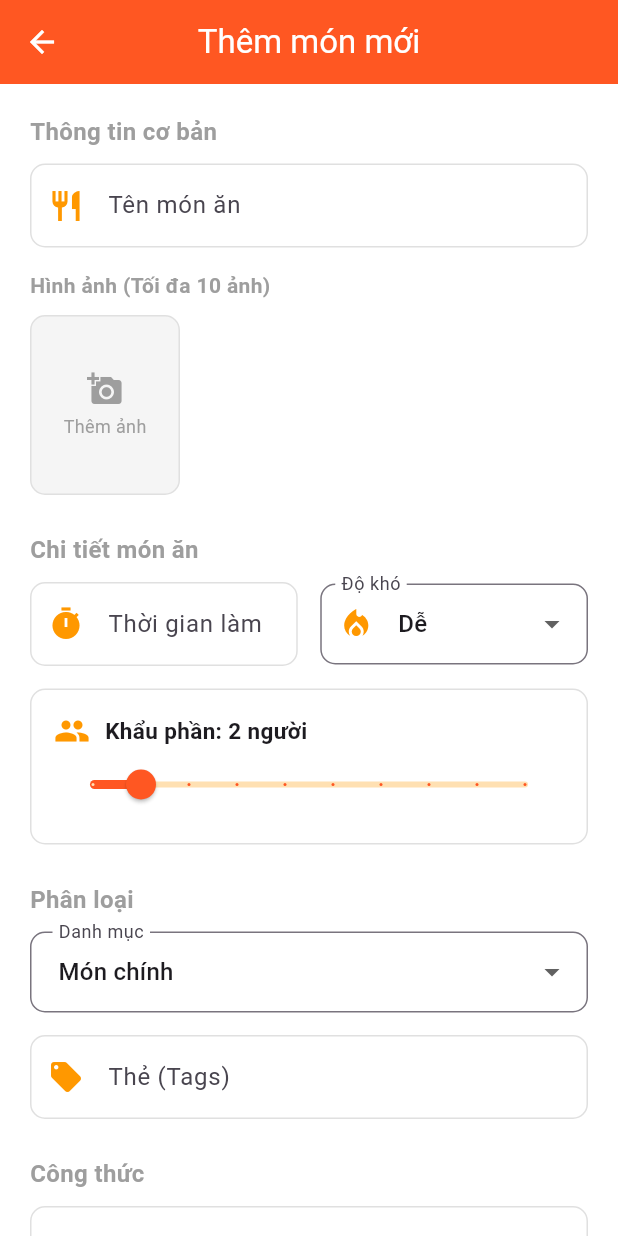
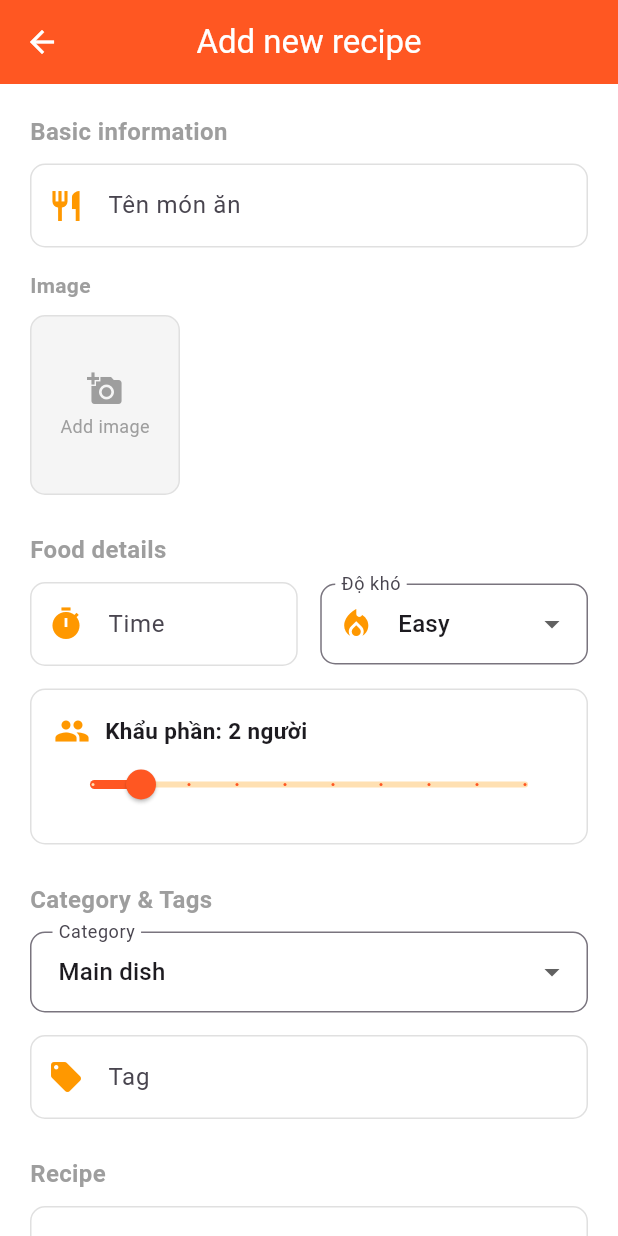
Before and after one commit to BLong1501/2025_2_LTTBDD_N02_Nhom_20, a Flutter app: the AddFoodScreen screen opened directly, on a phone screen of 412 x 824 dp. Run offline on Flutter 3.47's test engine with Material 3 defaults, Android fonts, the phone set to English and light mode, and no system bars; our stand-ins replace cloud_firestore, easy_localization, firebase_auth, firebase_core, firebase_storage, fl_chart and 2 more; accounts and stored records are empty.

Commit message:
cai english

```diff
--- a/lib/models/food_model.dart
+++ b/lib/models/food_model.dart
@@ -1,4 +1,5 @@
 import 'package:cloud_firestore/cloud_firestore.dart';
+import 'package:easy_localization/easy_localization.dart';
 
 class FoodModel {
   final String id;
@@ -70,9 +71,9 @@ class FoodModel {
       isApproved: data['isApproved'] ?? true,
 
       // --- BỔ SUNG 3 TRƯỜNG MỚI VÀO ĐÂY ---
-      time: data['time'] ?? '15 phút',
-      servings: data['servings'] ?? '2 người',
-      difficulty: data['difficulty'] ?? 'Dễ',
+      time: data['time'] ?? '15'+" minutes".tr(),
+      servings: data['servings'] ?? '2'+" people".tr(),
+      difficulty: data['difficulty'] ?? 'Easy'.tr(),
       isFeatured: data['isFeatured'] ?? false,
     );
   }
--- a/lib/view/admin/admin_add_recipe_screen.dart
+++ b/lib/view/admin/admin_add_recipe_screen.dart
@@ -1,4 +1,5 @@
 import 'dart:io';
+import 'package:easy_localization/easy_localization.dart';
 import 'package:flutter/material.dart';
 import 'package:cloud_firestore/cloud_firestore.dart';
 import 'package:firebase_auth/firebase_auth.dart';
@@ -24,7 +25,7 @@ class _AdminAddRecipeScreenState extends State<AdminAddRecipeScreen> {
   final TextEditingController _ingredientsController = TextEditingController();
   final TextEditingController _instructionsController = TextEditingController();
 
-  String _selectedDifficulty = 'Trung bình'; // Mặc định
+  String _selectedDifficulty = 'medium'.tr(); // Mặc định
   File? _imageFile;
   bool _isLoading = false;
 
@@ -106,7 +107,7 @@ class _AdminAddRecipeScreenState extends State<AdminAddRecipeScreen> {
     return Scaffold(
       backgroundColor: Colors.white,
       appBar: AppBar(
-        title: const Text("Thêm Công Thức Mới"),
+        title:  Text("add_recipe".tr()),
         backgroundColor: Colors.orange,
         foregroundColor: Colors.white,
       ),
@@ -136,12 +137,12 @@ class _AdminAddRecipeScreenState extends State<AdminAddRecipeScreen> {
                                   borderRadius: BorderRadius.circular(15),
                                   child: Image.file(_imageFile!, fit: BoxFit.cover),
                                 )
-                              : const Column(
+                              :  Column(
                                   mainAxisAlignment: MainAxisAlignment.center,
                                   children: [
                                     Icon(Icons.add_a_photo, size: 50, color: Colors.grey),
                                     SizedBox(height: 10),
-                                    Text("Bấm để tải ảnh lên", style: TextStyle(color: Colors.grey)),
+                                    Text("select_image".tr(), style: TextStyle(color: Colors.grey)),
                                   ],
                                 ),
                         ),
@@ -150,18 +151,18 @@ class _AdminAddRecipeScreenState extends State<AdminAddRecipeScreen> {
                     const SizedBox(height: 20),
 
                     // --- CÁC TRƯỜNG NHẬP LIỆU ---
-                    _buildTextField("Tên món ăn", _titleController, "VD: Sườn xào chua ngọt", maxLines: 1),
+                    _buildTextField("food_name".tr(), _titleController, "VD: Sườn xào chua ngọt", maxLines: 1),
 
                     Row(
                       children: [
-                        Expanded(child: _buildTextField("Thời gian", _timeController, "VD: 30 phút", maxLines: 1)),
+                        Expanded(child: _buildTextField("time".tr(), _timeController, "VD: 30 phút", maxLines: 1)),
                         const SizedBox(width: 15),
-                        Expanded(child: _buildTextField("Khẩu phần", _servingsController, "VD: 2 người", maxLines: 1)),
+                        Expanded(child: _buildTextField("servings".tr(), _servingsController, "VD: 2 người", maxLines: 1)),
                       ],
                     ),
 
                     const SizedBox(height: 15),
-                    const Text("Độ khó", style: TextStyle(fontWeight: FontWeight.bold, fontSize: 16)),
+                     Text("level".tr(), style: TextStyle(fontWeight: FontWeight.bold, fontSize: 16)),
                     const SizedBox(height: 5),
                     DropdownButtonFormField<String>(
                       value: _selectedDifficulty,
@@ -169,7 +170,7 @@ class _AdminAddRecipeScreenState extends State<AdminAddRecipeScreen> {
                         border: OutlineInputBorder(borderRadius: BorderRadius.circular(10)),
                         contentPadding: const EdgeInsets.symmetric(horizontal: 15, vertical: 10),
                       ),
-                      items: ['Dễ', 'Trung bình', 'Khó'].map((String value) {
+                      items: ['easy'.tr(), 'medium'.tr(), 'hard'.tr()].map((String value) {
                         return DropdownMenuItem<String>(value: value, child: Text(value));
                       }).toList(),
                       onChanged: (newValue) {
@@ -178,13 +179,13 @@ class _AdminAddRecipeScreenState extends State<AdminAddRecipeScreen> {
                     ),
 
                     const SizedBox(height: 15),
-                    _buildTextField("Danh mục (Thể loại)", _categoryController, "VD: Món mặn, Tráng miệng...", maxLines: 1),
+                    _buildTextField("category_and_tags".tr(), _categoryController, "VD: Món mặn, Tráng miệng...", maxLines: 1),
 
                     const SizedBox(height: 15),
-                    _buildTextField("Nguyên liệu (Cách nhau bằng dấu phẩy)", _ingredientsController, "VD: 500g sườn non, 2 quả cà chua, 1 củ tỏi...", maxLines: 3),
+                    _buildTextField("ingredients".tr(), _ingredientsController, "VD: 500g sườn non, 2 quả cà chua, 1 củ tỏi...", maxLines: 3),
 
                     const SizedBox(height: 15),
-                    _buildTextField("Hướng dẫn cách làm", _instructionsController, "Bước 1: Rửa sạch sườn...\nBước 2: Chiên sườn...", maxLines: 6),
+                    _buildTextField("instructions".tr(), _instructionsController, "Bước 1: Rửa sạch sườn...\nBước 2: Chiên sườn...", maxLines: 6),
 
                     const SizedBox(height: 30),
 
@@ -198,7 +199,7 @@ class _AdminAddRecipeScreenState extends State<AdminAddRecipeScreen> {
                           shape: RoundedRectangleBorder(borderRadius: BorderRadius.circular(15)),
                         ),
                         onPressed: _saveRecipe,
-                        child: const Text("LƯU CÔNG THỨC", style: TextStyle(fontSize: 18, fontWeight: FontWeight.bold, color: Colors.white)),
+                        child:  Text("save".tr(), style: TextStyle(fontSize: 18, fontWeight: FontWeight.bold, color: Colors.white)),
                       ),
                     ),
                     const SizedBox(height: 40),
--- a/lib/view/admin/manage_foods_screen.dart
+++ b/lib/view/admin/manage_foods_screen.dart
@@ -1,3 +1,4 @@
+import 'package:easy_localization/easy_localization.dart';
 import 'package:flutter/material.dart';
 import 'package:cloud_firestore/cloud_firestore.dart';
 import '../../models/food_model.dart';
@@ -12,7 +13,7 @@ class ManageFoodsScreen extends StatelessWidget {
     return Scaffold(
       backgroundColor: const Color(0xFFF5F6FA), // Màu nền xám nhạt cho app Admin
       appBar: AppBar(
-        title: const Text("Quản lý công thức Admin", style: TextStyle(fontWeight: FontWeight.bold)),
+        title:  Text("admin_manage_recipes".tr(), style: TextStyle(fontWeight: FontWeight.bold)),
         backgroundColor: Colors.deepPurple, // Màu tím đặc trưng cho Admin
         foregroundColor: Colors.white,
         elevation: 0,
@@ -95,13 +96,13 @@ class ManageFoodsScreen extends StatelessWidget {
                             Container(
                               padding: const EdgeInsets.symmetric(horizontal: 6, vertical: 2),
                               decoration: BoxDecoration(color: Colors.green[100], borderRadius: BorderRadius.circular(4)),
-                              child: Text("Đã duyệt", style: TextStyle(color: Colors.green[800], fontSize: 11)),
+                              child: Text("approved".tr(), style: TextStyle(color: Colors.green[800], fontSize: 11)),
                             ),
                             const SizedBox(width: 8),
                             Container(
                               padding: const EdgeInsets.symmetric(horizontal: 6, vertical: 2),
                               decoration: BoxDecoration(color: Colors.orange[100], borderRadius: BorderRadius.circular(4)),
-                              child: Text(food.difficulty, style: TextStyle(color: Colors.orange[800], fontSize: 11)),
+                              child: Text("level".tr(), style: TextStyle(color: Colors.orange[800], fontSize: 11)),
                             ),
                           ],
                         )
@@ -134,7 +135,7 @@ class ManageFoodsScreen extends StatelessWidget {
         backgroundColor: Colors.deepPurple,
         foregroundColor: Colors.white,
         icon: const Icon(Icons.add),
-        label: const Text("Thêm món"),
+        label: Text("add_recipe".tr()),
       ),
     );
   }
@@ -144,12 +145,12 @@ class ManageFoodsScreen extends StatelessWidget {
     showDialog(
       context: context,
       builder: (context) => AlertDialog(
-        title: const Text("Xóa công thức"),
+        title:  Text("delete_recipe".tr()),
         content: const Text("Bạn có chắc chắn muốn xóa món ăn này khỏi hệ thống không?"),
         actions: [
           TextButton(
             onPressed: () => Navigator.pop(context),
-            child: const Text("Hủy", style: TextStyle(color: Colors.grey)),
+            child:  Text("cancel".tr(), style: TextStyle(color: Colors.grey)),
           ),
           ElevatedButton(
             style: ElevatedButton.styleFrom(backgroundColor: Colors.red),
@@ -159,7 +160,7 @@ class ManageFoodsScreen extends StatelessWidget {
               Navigator.pop(context);
               ScaffoldMessenger.of(context).showSnackBar(const SnackBar(content: Text("Đã xóa món ăn!")));
             },
-            child: const Text("Xóa", style: TextStyle(color: Colors.white)),
+            child:  Text("delete".tr(), style: TextStyle(color: Colors.white)),
           ),
         ],
       ),
--- a/lib/view/community/community_screen.dart
+++ b/lib/view/community/community_screen.dart
@@ -3,6 +3,7 @@ import 'package:btl_ltdd/view/home/meal_plan_screen.dart';
 import 'package:btl_ltdd/view/profile/profile_screen.dart';
 import 'package:btl_ltdd/view/profile/public_profile.dart';
 import 'package:cloud_firestore/cloud_firestore.dart'; // Cần import để lấy info user
+import 'package:easy_localization/easy_localization.dart';
 import 'package:flutter/material.dart';
 import 'package:firebase_auth/firebase_auth.dart';
 import '../../models/food_model.dart';
@@ -130,9 +131,9 @@ class _CommunityScreenState extends State<CommunityScreen> {
                     color: Colors.black87,
                     borderRadius: BorderRadius.circular(20),
                   ),
-                  child: const Row(
+                  child:  Row(
                     children: [
-                      Text("Xem công thức", style: TextStyle(color: Colors.white, fontWeight: FontWeight.bold, fontSize: 12)),
+                      Text("show_recipe".tr(), style: TextStyle(color: Colors.white, fontWeight: FontWeight.bold, fontSize: 12)),
                       SizedBox(width: 4),
                       Icon(Icons.bookmark_border, color: Colors.white, size: 16),
                     ],
@@ -151,7 +152,7 @@ class _CommunityScreenState extends State<CommunityScreen> {
             children: [
               if (food.likedBy.isNotEmpty)
                 Text(
-                  "${food.likedBy.length} lượt thích",
+                  "${food.likedBy.length} " "likes".tr(), // Hiển thị số lượng like
                   style: const TextStyle(fontWeight: FontWeight.bold),
                 ),
               const SizedBox(height: 5),
@@ -159,7 +160,7 @@ class _CommunityScreenState extends State<CommunityScreen> {
                 text: TextSpan(
                   style: const TextStyle(color: Colors.black, fontSize: 14),
                   children: [
-                    const TextSpan(text: "Mô tả: ", style: TextStyle(fontWeight: FontWeight.bold)),
+                     TextSpan(text: "describe".tr() + ": ", style: TextStyle(fontWeight: FontWeight.bold)),
                     TextSpan(
                       text: food.note.isNotEmpty ? food.note : food.title,
                       style: const TextStyle(height: 1.4),
--- a/lib/view/food/add_food_screen.dart
+++ b/lib/view/food/add_food_screen.dart
@@ -33,19 +33,19 @@ class _AddFoodScreenState extends State<AddFoodScreen> {
   // Variables
   bool _isLoading = false;
   bool _isShared = true;
-  String _selectedCategory = 'Món chính';
+  String _selectedCategory = 'main_dish'.tr();
 
   // --- MỚI: Variables cho Khẩu phần và Độ khó
   double _servings = 2.0; // Số người mặc định (2 người)
-  String _selectedDifficulty = 'Dễ';
-  final List<String> _difficulties = ['Dễ', 'Trung bình', 'Khó'];
+  String _selectedDifficulty = 'easy'.tr();
+  final List<String> _difficulties = ['easy'.tr(), 'medium'.tr(), 'hard'.tr()];
 
   // Quản lý ảnh
   final ImagePicker _picker = ImagePicker();
   List<File> _selectedImages = [];
 
   final List<String> _categories = [
-    'Món chính', 'Ăn sáng', 'Ăn vặt', 'Tráng miệng', 'Healthy', 'Đồ uống'
+    'main_dish'.tr(), 'breakfast'.tr(), 'snack'.tr(), 'dessert'.tr(), 'healthy'.tr(), 'beverage'.tr()
   ];
 
   @override
@@ -150,7 +150,7 @@ class _AddFoodScreenState extends State<AddFoodScreen> {
         isApproved: true,
         // --- TRUYỀN DỮ LIỆU MỚI VÀO MODEL ---
         time: _timeController.text.trim().isNotEmpty ? _timeController.text.trim() : "15 phút", // Mặc định nếu trống
-        servings: "${_servings.toInt()} người",
+        servings: "${_servings.toInt()} ${"people".tr()}", // Hiển thị số người
         difficulty: _selectedDifficulty,
       );
 
@@ -178,7 +178,7 @@ class _AddFoodScreenState extends State<AddFoodScreen> {
     return Scaffold(
       backgroundColor: Colors.white,
       appBar: AppBar(
-        title: const Text("Thêm món mới"),
+        title:  Text("add_recipe".tr()),
         backgroundColor: Colors.deepOrange,
         foregroundColor: Colors.white,
         elevation: 0,
@@ -190,7 +190,7 @@ class _AddFoodScreenState extends State<AddFoodScreen> {
           crossAxisAlignment: CrossAxisAlignment.start,
           children: [
             // 1. TÊN MÓN
-            _buildSectionTitle("Thông tin cơ bản"),
+            _buildSectionTitle("basic_info".tr()),
             _buildTextField(
               controller: _titleController,
               label: "Tên món ăn",
@@ -201,7 +201,7 @@ class _AddFoodScreenState extends State<AddFoodScreen> {
             const SizedBox(height: 15),
 
             // 2. CHỌN ẢNH
-            const Text("Hình ảnh (Tối đa 10 ảnh)", style: TextStyle(fontWeight: FontWeight.bold, color: Colors.grey)),
+             Text("image".tr() ,style: TextStyle(fontWeight: FontWeight.bold, color: Colors.grey)),
             const SizedBox(height: 10),
             SizedBox(
               height: 120,
@@ -221,12 +221,12 @@ class _AddFoodScreenState extends State<AddFoodScreen> {
                            borderRadius: BorderRadius.circular(10),
                            border: Border.all(color: Colors.grey.shade300, style: BorderStyle.solid),
                          ),
-                         child: const Column(
+                         child:  Column(
                            mainAxisAlignment: MainAxisAlignment.center,
                            children: [
                              Icon(Icons.add_a_photo, color: Colors.grey),
                              SizedBox(height: 4),
-                             Text("Thêm ảnh", style: TextStyle(color: Colors.grey, fontSize: 12)),
+                             Text("add_image".tr(), style: TextStyle(color: Colors.grey, fontSize: 12)),
                            ],
                          ),
                        ),
@@ -259,7 +259,7 @@ class _AddFoodScreenState extends State<AddFoodScreen> {
             const SizedBox(height: 25),
 
             // --- 3. KHU VỰC THÔNG SỐ (THỜI GIAN, KHẨU PHẦN, ĐỘ KHÓ) ---
-            _buildSectionTitle("Chi tiết món ăn"),
+            _buildSectionTitle("food_detail".tr()),
 
             // Hàng 1: Thời gian và Độ khó
             Row(
@@ -267,7 +267,7 @@ class _AddFoodScreenState extends State<AddFoodScreen> {
                 Expanded(
                   child: _buildTextField(
                     controller: _timeController,
-                    label: "Thời gian làm",
+                    label: "time".tr(),
                     hint: "VD: 15 phút, 1 giờ",
                     icon: Icons.timer,
                   ),
@@ -333,14 +333,14 @@ class _AddFoodScreenState extends State<AddFoodScreen> {
             const SizedBox(height: 25),
 
             // 4. DANH MỤC & TAGS
-            _buildSectionTitle("Phân loại"),
+            _buildSectionTitle("category_and_tags".tr() ),
              Row(
               children: [
                 Expanded(
                   child: DropdownButtonFormField<String>(
                     value: _selectedCategory,
                     decoration: InputDecoration(
-                      labelText: "Danh mục",
+                      labelText: "category".tr(),
                       border: OutlineInputBorder(borderRadius: BorderRadius.circular(10)),
                       contentPadding: const EdgeInsets.symmetric(horizontal: 15, vertical: 15),
                     ),
@@ -355,7 +355,7 @@ class _AddFoodScreenState extends State<AddFoodScreen> {
             const SizedBox(height: 15),
             _buildTextField(
               controller: _tagsController,
-              label: "Thẻ (Tags)",
+              label: "tag".tr(),
               hint: "Ngan cach bang dau phay (VD: cay, nhanh, de lam)",
               icon: Icons.local_offer,
             ),
@@ -363,10 +363,10 @@ class _AddFoodScreenState extends State<AddFoodScreen> {
             const SizedBox(height: 25),
 
             // 5. NGUYÊN LIỆU & CÁCH LÀM
-            _buildSectionTitle("Công thức"),
+            _buildSectionTitle("recipe".tr()),
             _buildTextField(
               controller: _ingredientsController,
-              label: "Nguyên liệu",
+              label: "ingredients".tr(),
               hint: "Mỗi dòng một nguyên liệu...",
               icon: Icons.list,
               maxLines: 4,
@@ -374,7 +374,7 @@ class _AddFoodScreenState extends State<AddFoodScreen> {
             const SizedBox(height: 15),
             _buildTextField(
               controller: _instructionsController,
-              label: "Cách làm chi tiết",
+              label: "instructions".tr(),
               hint: "Bước 1: ...",
               icon: Icons.description,
               maxLines: 6,
--- a/lib/view/food/edit_food_screen.dart
+++ b/lib/view/food/edit_food_screen.dart
@@ -1,4 +1,5 @@
 import 'dart:io';
+import 'package:easy_localization/easy_localization.dart';
 import 'package:flutter/material.dart';
 import 'package:firebase_auth/firebase_auth.dart';
 import 'package:image_picker/image_picker.dart';
@@ -27,15 +28,15 @@ class _EditFoodScreenState extends State<EditFoodScreen> {
   // Variables
   bool _isLoading = false;
   bool _isShared = true;
-  String _selectedCategory = 'Món chính';
+  String _selectedCategory = 'main_dish'.tr();
   double _servings = 2.0;
-  String _selectedDifficulty = 'Dễ';
+  String _selectedDifficulty = 'easy'.tr();
 
   final ImagePicker _picker = ImagePicker();
   List<File> _selectedImages = []; // Chứa ảnh mới (nếu người dùng chọn lại)
 
-  final List<String> _categories = ['Món chính', 'Ăn sáng', 'Ăn vặt', 'Tráng miệng', 'Healthy', 'Đồ uống'];
-  final List<String> _difficulties = ['Dễ', 'Trung bình', 'Khó'];
+  final List<String> _categories = ['main_dish'.tr(), 'breakfast'.tr(), 'snack'.tr(), 'dessert'.tr(), 'healthy'.tr(), 'beverage'.tr()];
+  final List<String> _difficulties = ['easy'.tr(), 'medium'.tr(), 'hard'.tr()];
 
   @override
   void initState() {
@@ -130,7 +131,7 @@ class _EditFoodScreenState extends State<EditFoodScreen> {
         tags: tagsList,
         category: _selectedCategory,
         time: _timeController.text.trim().isNotEmpty ? _timeController.text.trim() : "15 phút",
-        servings: "${_servings.toInt()} người",
+        servings: "${_servings.toInt()} "+"serving".tr(),
         difficulty: _selectedDifficulty,
       );
 
@@ -153,7 +154,7 @@ class _EditFoodScreenState extends State<EditFoodScreen> {
     return Scaffold(
       backgroundColor: Colors.white,
       appBar: AppBar(
-        title: const Text("Chỉnh sửa món ăn"),
+        title:  Text("edit_recipe".tr()),
         backgroundColor: Colors.deepOrange,
         foregroundColor: Colors.white,
         elevation: 0,
@@ -164,13 +165,13 @@ class _EditFoodScreenState extends State<EditFoodScreen> {
         child: Column(
           crossAxisAlignment: CrossAxisAlignment.start,
           children: [
-            _buildSectionTitle("Thông tin cơ bản"),
+            _buildSectionTitle("basic_info".tr()),
             _buildTextField(controller: _titleController, label: "Tên món ăn", icon: Icons.restaurant),
 
             const SizedBox(height: 15),
 
             // --- Hiển thị ảnh cũ hoặc ảnh mới ---
-            const Text("Hình ảnh", style: TextStyle(fontWeight: FontWeight.bold, color: Colors.grey)),
+             Text("image".tr(), style: TextStyle(fontWeight: FontWeight.bold, color: Colors.grey)),
             const SizedBox(height: 10),
             InkWell(
               onTap: _pickImages,
@@ -192,7 +193,7 @@ class _EditFoodScreenState extends State<EditFoodScreen> {
 
             const SizedBox(height: 25),
 
-            _buildSectionTitle("Chi tiết món ăn"),
+            _buildSectionTitle("detail_info".tr()),
             Row(
               children: [
                 Expanded(child: _buildTextField(controller: _timeController, label: "Thời gian", icon: Icons.timer)),
@@ -219,7 +220,7 @@ class _EditFoodScreenState extends State<EditFoodScreen> {
               child: Column(
                 crossAxisAlignment: CrossAxisAlignment.start,
                 children: [
-                  Text("Khẩu phần: ${_servings.toInt()} người", style: const TextStyle(fontWeight: FontWeight.bold, fontSize: 15)),
+                  Text("servings".tr() + ": ${_servings.toInt()} ${"people".tr()}", style: const TextStyle(fontWeight: FontWeight.bold, fontSize: 15)),
                   Slider(
                     value: _servings, min: 1, max: 10, divisions: 9, activeColor: Colors.deepOrange,
                     onChanged: (val) => setState(() => _servings = val),
@@ -240,16 +241,16 @@ class _EditFoodScreenState extends State<EditFoodScreen> {
             _buildTextField(controller: _tagsController, label: "Thẻ (Tags)", hint: "Cách nhau bằng dấu phẩy", icon: Icons.local_offer),
 
             const SizedBox(height: 25),
-            _buildSectionTitle("Công thức"),
-            _buildTextField(controller: _ingredientsController, label: "Nguyên liệu", maxLines: 4),
+            _buildSectionTitle("recipe".tr()),
+            _buildTextField(controller: _ingredientsController, label: "ingredients".tr(), maxLines: 4),
             const SizedBox(height: 15),
-            _buildTextField(controller: _instructionsController, label: "Cách làm chi tiết", maxLines: 6),
+            _buildTextField(controller: _instructionsController, label: "instructions".tr(), maxLines: 6),
 
             const SizedBox(height: 25),
-            _buildSectionTitle("Tùy chọn khác"),
-            _buildTextField(controller: _noteController, label: "Ghi chú cá nhân"),
+            _buildSectionTitle("other_info".tr()),
+            _buildTextField(controller: _noteController, label: "personal_note"),
             SwitchListTile(
-              title: const Text("Chia sẻ công khai?"), value: _isShared, activeColor: Colors.deepOrange,
+              title:  Text("share_publicly".tr()), value: _isShared, activeColor: Colors.deepOrange,
               onChanged: (val) => setState(() => _isShared = val),
             ),
 
--- a/lib/view/home/meal_plan_screen.dart
+++ b/lib/view/home/meal_plan_screen.dart
@@ -216,7 +216,7 @@ class _MealPlansScreenState extends State<MealPlansScreen> {
                     ),
                     const SizedBox(height: 8),
                     Text(
-                      "${food.ingredients.length} nguyên liệu",
+                      "${food.ingredients.length} " "ingredients".tr(), // Hiển thị số lượng nguyên liệu
                       style: TextStyle(color: Colors.grey[600], fontSize: 13),
                     ),
                   ],
```
Also changed, not shown: assets/langs/en.json (+48 -1 lines), assets/langs/vi.json (+36 -1 lines), lib/view/admin/admin_home_screen.dart (+8 -8 lines), lib/view/admin/blogger_detail_screen.dart (+7 -6 lines), lib/view/admin/manage_users_screen.dart (+4 -3 lines), lib/view/home/blogger_home_screen.dart (+9 -6 lines).
